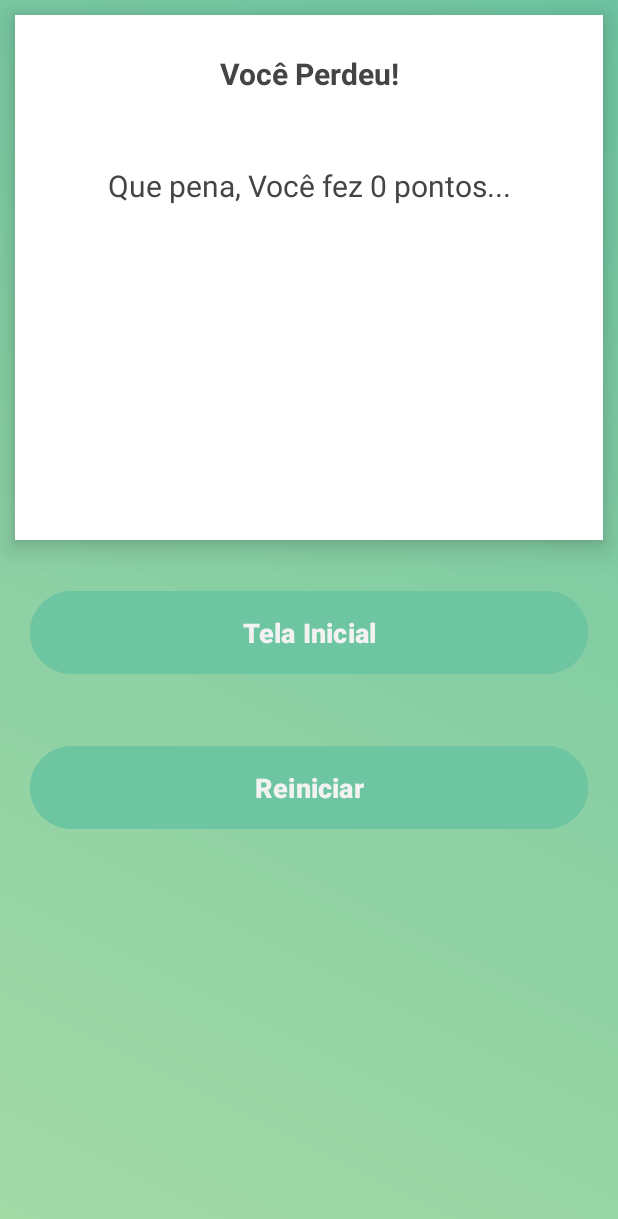
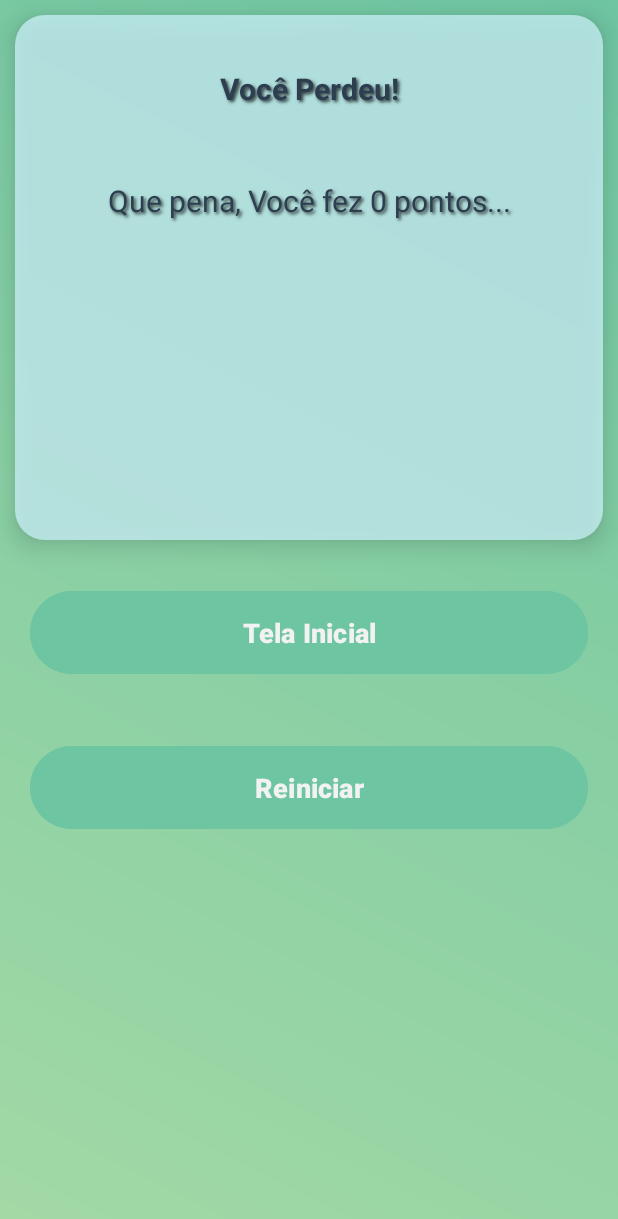
Before and after one commit to 2024-2-NCC3/Projeto4, an Android app: the FimDeJogo screen opened directly, with no data from a screen before it, on a phone screen of 412 x 824 dp. Shown: the top 1219 px of the screen. Run offline under Robolectric (Android 15) with nearby library versions, the phone set to English and light mode, and no system bars.

Commit message:
mudanças no fim de jogo e adicionada transição entre telas

```diff
--- a/src/frontend/app/src/main/java/br/fecap/pi/quizzods/FimDeJogo.java
+++ b/src/frontend/app/src/main/java/br/fecap/pi/quizzods/FimDeJogo.java
@@ -53,11 +53,13 @@ public class FimDeJogo extends AppCompatActivity {
 
         btnTelaInicial.setOnClickListener(v -> {
             Intent intent1 = new Intent(this, menuJogo .class);
+            overridePendingTransition(android.R.anim.fade_in, android.R.anim.fade_out);
             startActivity(intent1);
         });
 
         btnReiniciar.setOnClickListener(v -> {
             Intent intent2 = new Intent(this, gameplay.class);
+            overridePendingTransition(android.R.anim.fade_in, android.R.anim.fade_out);
             startActivity(intent2);
         });
 
--- a/src/frontend/app/src/main/java/br/fecap/pi/quizzods/gameplay.java
+++ b/src/frontend/app/src/main/java/br/fecap/pi/quizzods/gameplay.java
@@ -317,6 +317,7 @@ public class gameplay extends AppCompatActivity {
     public void MudarDeTela(int numeroQuestao, int pontosTotais, int vidas){
 
         Intent intent = new Intent(gameplay.this, FimDeJogo.class);
+        overridePendingTransition(android.R.anim.fade_in, android.R.anim.fade_out);
         String username = getIntent().getStringExtra("USERNAME");
 
         intent.putExtra("NUMERO_QUESTAO", numeroQuestao);
--- a/src/frontend/app/src/main/java/br/fecap/pi/quizzods/menuJogo.java
+++ b/src/frontend/app/src/main/java/br/fecap/pi/quizzods/menuJogo.java
@@ -43,12 +43,14 @@ public class menuJogo extends AppCompatActivity {
         btnCreditos.setOnClickListener(v -> {
                     Intent intent = new Intent(menuJogo.this, creditos.class);
                     startActivity(intent);
+                    overridePendingTransition(android.R.anim.fade_in, android.R.anim.fade_out);
 
                 });
 
         btnJogar.setOnClickListener(v -> {
             Intent intent = new Intent(menuJogo.this, gameplay.class);
             startActivity(intent);
+            overridePendingTransition(android.R.anim.fade_in, android.R.anim.fade_out);
             intent.putExtra("USERNAME", username);
             Log.d("menuJogo", "Username: " + username);
         });
--- /dev/null
+++ b/src/frontend/app/src/main/res/drawable/card_fim_de_jogo.xml
@@ -0,0 +1,6 @@
+<?xml version="1.0" encoding="utf-8"?>
+<shape xmlns:android="http://schemas.android.com/apk/res/android">
+    <corners android:radius="20dp" />
+    <solid android:color="#BFCAF0F8" />
+    <padding android:left="10dp" android:top="10dp" android:right="10dp" android:bottom="10dp" />
+</shape>
--- a/src/frontend/app/src/main/res/layout/activity_fim_de_jogo.xml
+++ b/src/frontend/app/src/main/res/layout/activity_fim_de_jogo.xml
@@ -14,7 +14,7 @@
         android:layout_height="350dp"
         android:layout_margin="10dp"
         android:orientation="vertical"
-        android:background="@color/white"
+        android:background="@drawable/card_fim_de_jogo"
         android:elevation="10dp"
         >
 
@@ -23,23 +23,31 @@
             android:id="@+id/textoResultado"
             android:layout_width="match_parent"
             android:layout_height="wrap_content"
-            android:textColor="#444"
+            android:textColor="#2C3E50"
             android:padding="25dp"
             android:textStyle="bold"
             android:textAlignment="center"
             android:textSize="20dp"
-            android:text=""
+            android:text="VOCE VENCEU"
+            android:shadowColor="#B3000000"
+            android:shadowDx="2"
+            android:shadowDy="2"
+            android:shadowRadius="2"
             />
 
         <TextView
             android:id="@+id/textoUsername"
             android:layout_width="match_parent"
             android:layout_height="wrap_content"
-            android:textColor="#444"
+            android:textColor="#2C3E50"
             android:padding="22dp"
             android:textAlignment="center"
             android:textSize="20dp"
-            android:text="aaa"
+            android:text="2000 PONTOS"
+            android:shadowColor="#B3000000"
+            android:shadowDx="2"
+            android:shadowDy="2"
+            android:shadowRadius="2"
              />
 
 
```
